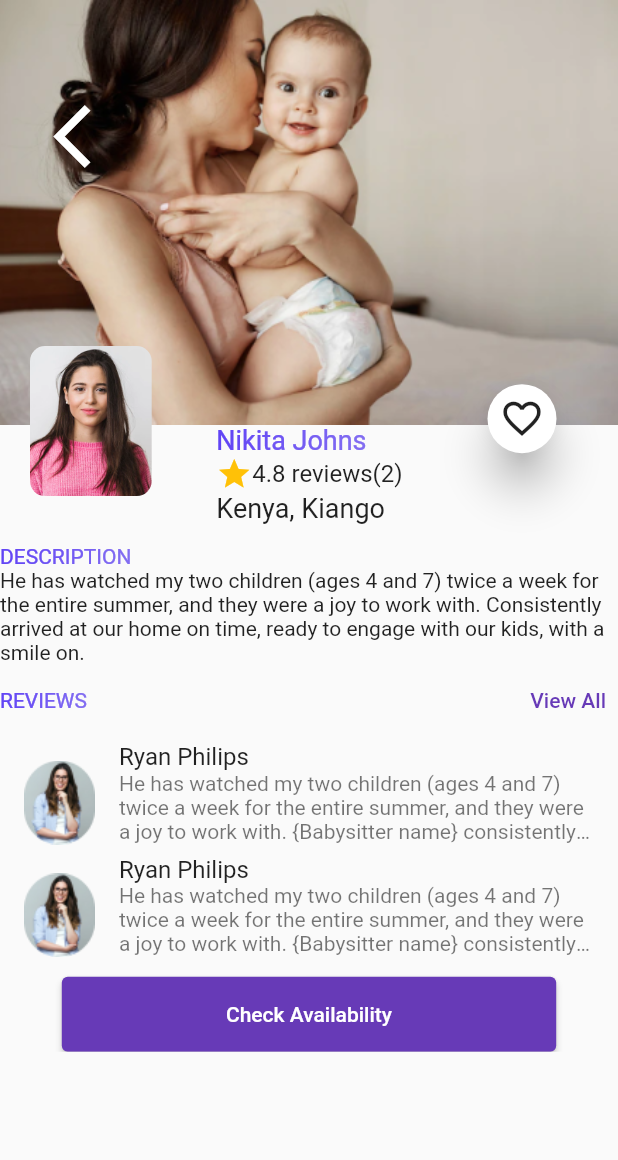
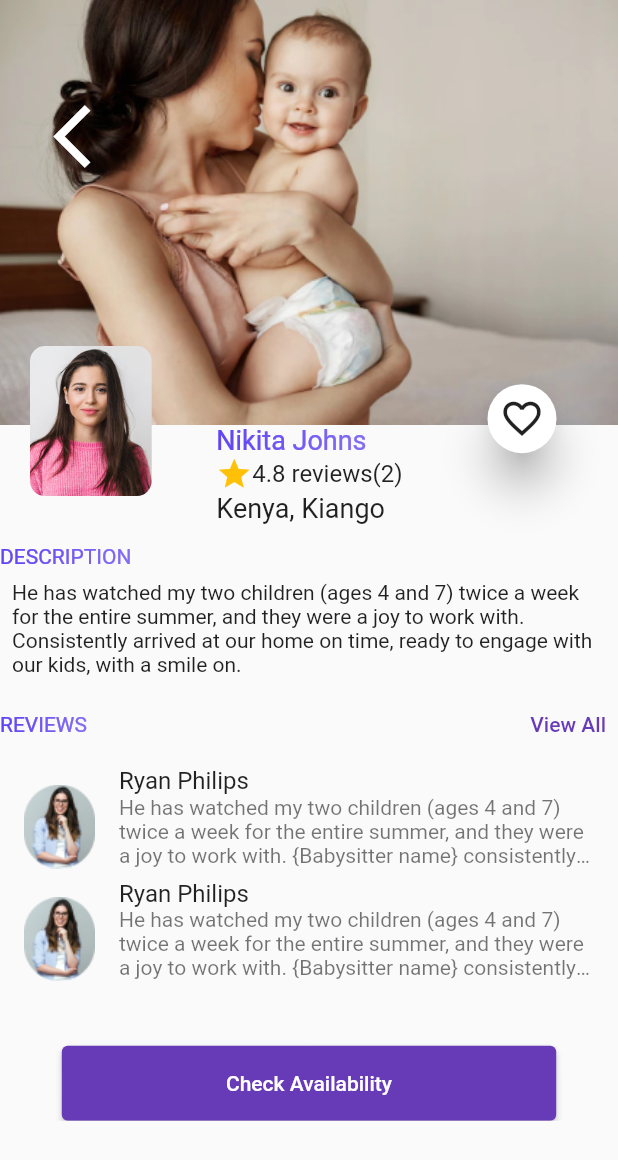
Before and after one commit to chotixity/babysitter_app, a Flutter app: the screen it shows after launch, after a tap on "View Profile", on a phone screen of 412 x 824 dp. Shown: the top 1160 px of the screen. Run offline on Flutter 3.47's test engine with Material 2 defaults, Android fonts, the light colour scheme and no system bars; drawn by our look-alikes of simple_gradient_text.

Commit message:
some changes

```diff
--- a/lib/Screens/profiles_screen.dart
+++ b/lib/Screens/profiles_screen.dart
@@ -147,7 +147,10 @@ class ProfilesPage extends StatelessWidget {
                     colors: colors,
                   ),
                 ),
-                Text(selectedBabySitter.description),
+                Padding(
+                  padding: const EdgeInsets.all(8.0),
+                  child: Text(selectedBabySitter.description),
+                ),
                 Row(
                   mainAxisAlignment: MainAxisAlignment.spaceBetween,
                   children: [
@@ -162,7 +165,7 @@ class ProfilesPage extends StatelessWidget {
                   ],
                 ),
                 SizedBox(
-                  height: 150,
+                  height: 180,
                   child: Flexible(
                     child: ListView.builder(
                       itemCount: selectedBabySitter.reviews.length,
```
Also changed, not shown: lib/Screens/full_reviews.dart (+9 -1 lines).
